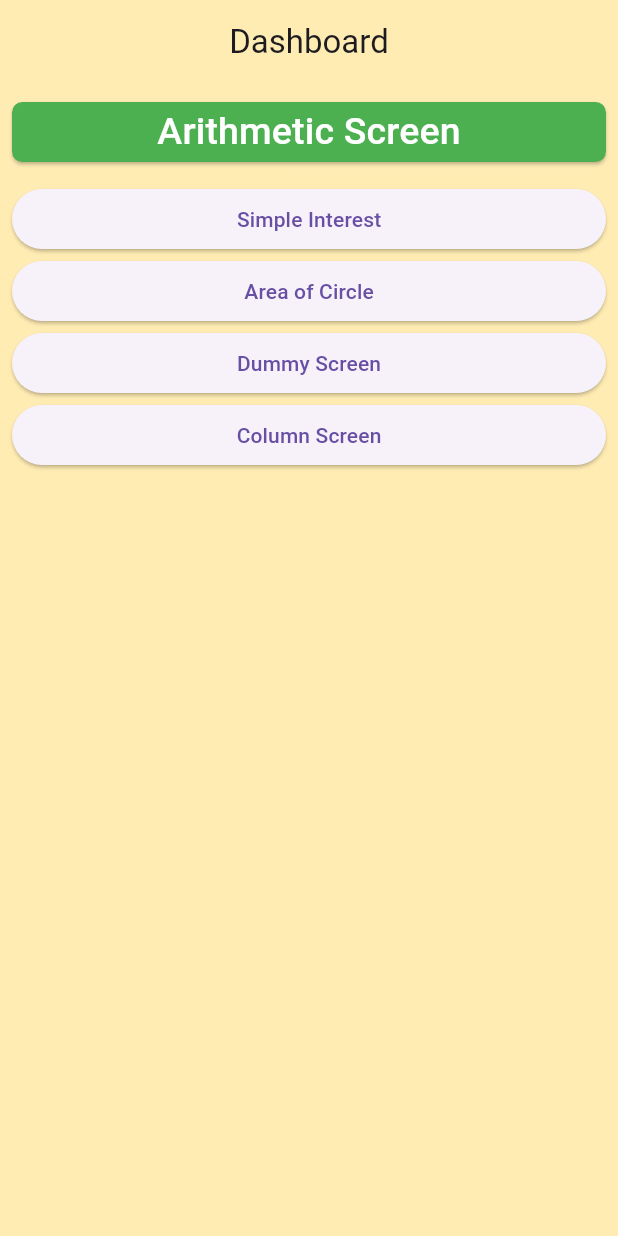
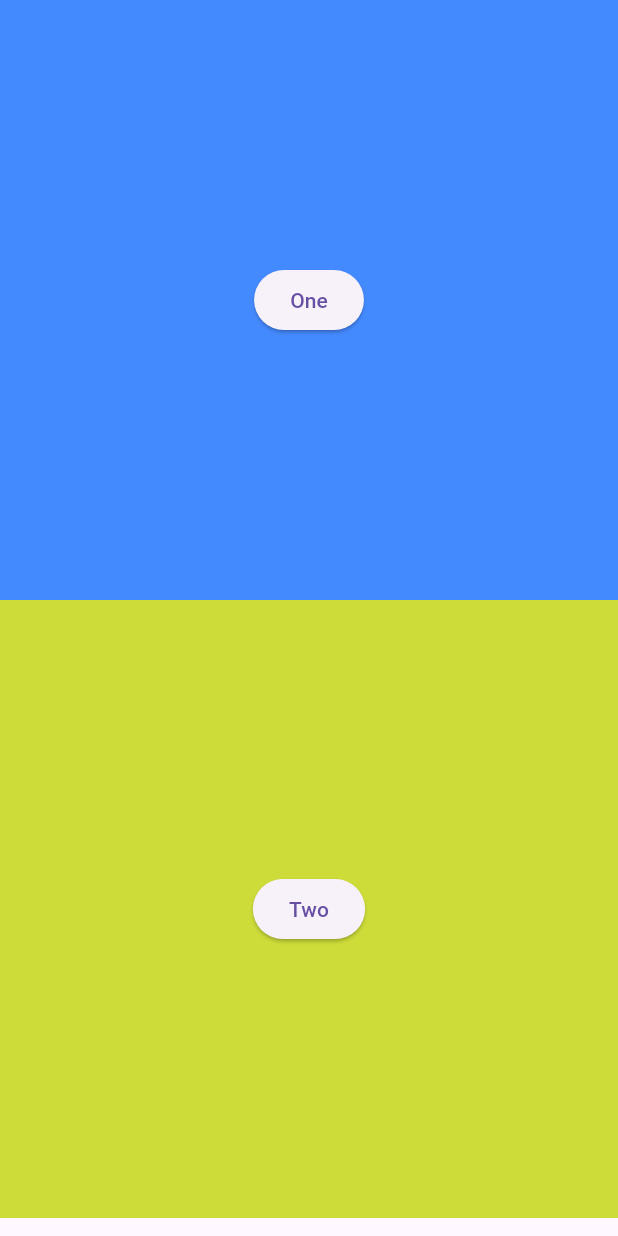
Before and after one commit to PrasannaJung/first_flutter_app, a Flutter app: the screen it shows after launch, on a phone screen of 412 x 824 dp. Run offline on Flutter 3.47's test engine with Material 3 defaults, Android fonts, the phone set to English and light mode, and no system bars.

Commit message:
Created snackbar

```diff
--- a/lib/app/app.dart
+++ b/lib/app/app.dart
@@ -1,5 +1,7 @@
 import 'package:first_app/screen/arithmetic_screen.dart';
+import 'package:first_app/screen/container_screen.dart';
 import 'package:first_app/screen/dashboard_screen.dart';
+import 'package:first_app/screen/flexible_expanded_screen.dart';
 import 'package:first_app/screen/hello_world_screen.dart';
 import 'package:first_app/screen/simple_interest_screen.dart';
 import 'package:flutter/material.dart';
@@ -10,7 +12,7 @@ class App extends StatelessWidget {
   @override
   Widget build(BuildContext context) {
     return const MaterialApp(
-      home: DashboardScreen(),
+      home: FlexibleExpandedScreen(),
     );
   }
 }
--- a/lib/screen/arithmetic_screen.dart
+++ b/lib/screen/arithmetic_screen.dart
@@ -17,7 +17,7 @@ class _ArithmeticScreenState extends State<ArithmeticScreen> {
   @override
   Widget build(BuildContext context) {
     return Scaffold(
-      backgroundColor: Colors.green[100],
+      backgroundColor: Colors.amberAccent,
       appBar: AppBar(
         title: const Text("Prasanna Jung Thapa"),
         backgroundColor: Colors.green,
--- /dev/null
+++ b/lib/screen/flexible_expanded_screen.dart
@@ -0,0 +1,42 @@
+import 'package:flutter/cupertino.dart';
+import 'package:flutter/material.dart';
+import 'package:flutter/widgets.dart';
+
+class FlexibleExpandedScreen extends StatelessWidget {
+  const FlexibleExpandedScreen({super.key});
+
+  @override
+  Widget build(BuildContext context) {
+    return Scaffold(
+      body: SafeArea(
+        child: Column(
+          children: [
+            Flexible(
+              fit: FlexFit.loose,
+              child: Container(
+                height: 400,
+                alignment: Alignment.center,
+                width: double.infinity,
+                color: Colors.blueAccent,
+                child:  ElevatedButton(onPressed: (){
+                  ScaffoldMessenger.of(context).showSnackBar(
+                    const SnackBar(content: Text("Button 1 pressed"),duration: Duration(seconds: 3))
+                  );
+                }, child: const Text("One")),
+              ),
+            ),
+            Expanded(
+              child: Container(
+                height: 100,
+                alignment: Alignment.center,
+                width: double.infinity,
+                color: Colors.lime,
+                child:  ElevatedButton(onPressed: (){}, child: const Text("Two")),
+              ),
+            )
+          ],
+        ),
+      ),
+    );
+  }
+}
```
Also changed, not shown: lib/screen/container_screen.dart (added, +25 -0 lines).
